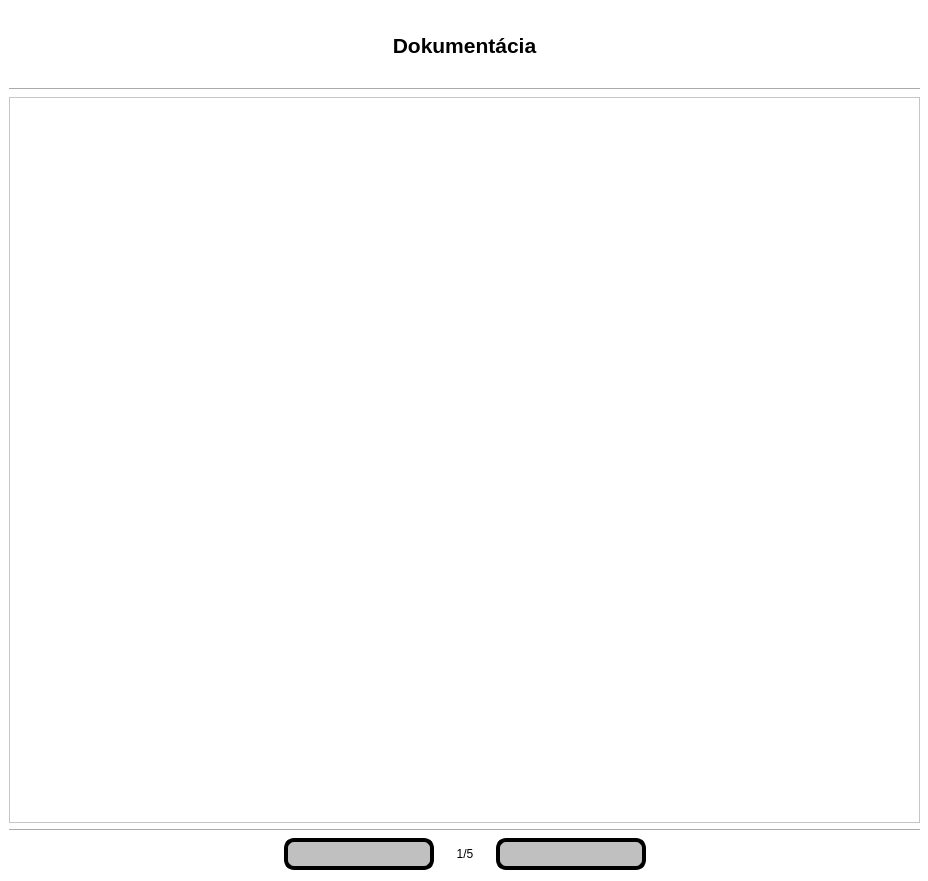
Qt form robotGUI/documentdialog.ui (Samwise101/robotHMI) before a commit.
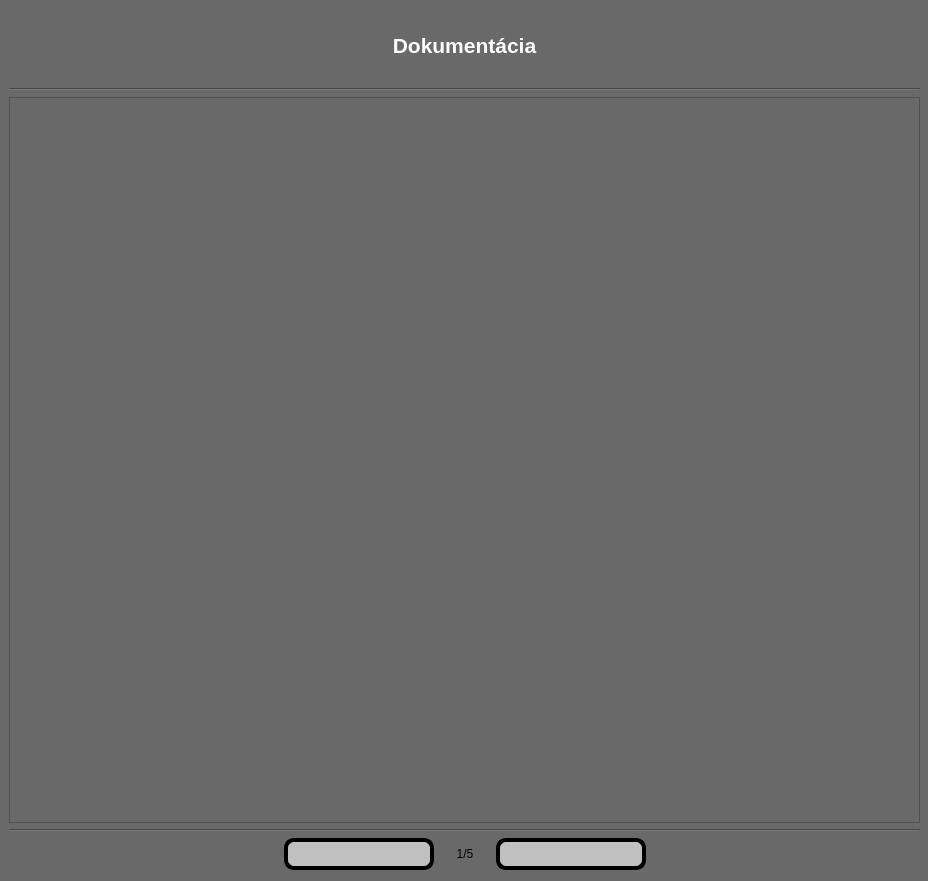
The same form after that commit. Icons and pictures are not drawn.

```diff
--- a/robotGUI/documentdialog.ui
+++ b/robotGUI/documentdialog.ui
@@ -20,7 +20,7 @@
    <string>Dialog</string>
   </property>
   <property name="styleSheet">
-   <string notr="true">background-color:rgb(255, 255, 255);</string>
+   <string notr="true">background-color:DimGrey;</string>
   </property>
   <widget class="QWidget" name="verticalLayoutWidget">
    <property name="geometry">
@@ -46,7 +46,7 @@
        <enum>Qt::LeftToRight</enum>
       </property>
       <property name="styleSheet">
-       <string notr="true">color:rgb(0, 0, 0);
+       <string notr="true">color:rgb(255, 255, 255);
 font: 700 16pt &quot;Segoe UI&quot;;</string>
       </property>
       <property name="text">
```
